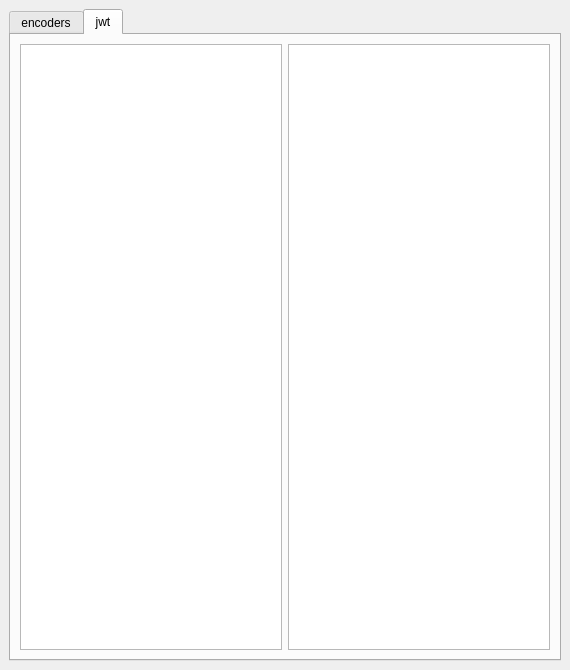
Above: gui/main.ui from dfuribez/simple_encoder before the change. Below: the same form after it.
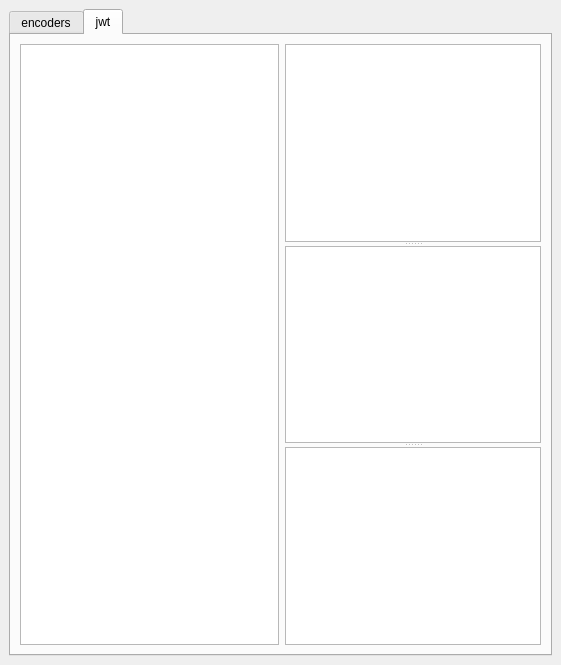
That is the form after the change. The open tabs and pages were chosen to show the change.

Commit message: add jwt decode functionality

Patch:
```diff
--- a/gui/main.ui
+++ b/gui/main.ui
@@ -6,8 +6,8 @@
    <rect>
     <x>0</x>
     <y>0</y>
-    <width>570</width>
-    <height>670</height>
+    <width>561</width>
+    <height>665</height>
    </rect>
   </property>
   <property name="windowTitle">
@@ -143,12 +143,26 @@
        <attribute name="title">
         <string>jwt</string>
        </attribute>
-       <layout class="QHBoxLayout" name="horizontalLayout">
-        <item>
-         <widget class="QTextEdit" name="txtJwtEncoded"/>
+       <layout class="QGridLayout" name="gridLayout_3">
+        <item row="0" column="0">
+         <widget class="QTextEdit" name="txtJwtEncoded">
+          <property name="maximumSize">
+           <size>
+            <width>259</width>
+            <height>16777215</height>
+           </size>
+          </property>
+         </widget>
         </item>
-        <item>
-         <widget class="QTextEdit" name="txtJwtDecoded"/>
+        <item row="0" column="1">
+         <widget class="QSplitter" name="splitter">
+          <property name="orientation">
+           <enum>Qt::Vertical</enum>
+          </property>
+          <widget class="QTextEdit" name="txtJwtHeader"/>
+          <widget class="QTextEdit" name="txtJwtPayload"/>
+          <widget class="QTextEdit" name="txtJwtSignature"/>
+         </widget>
         </item>
        </layout>
       </widget>
```
Left out of the diff: 2 changed lines with no effect on the pictures. The commit also changes 2 other files.
